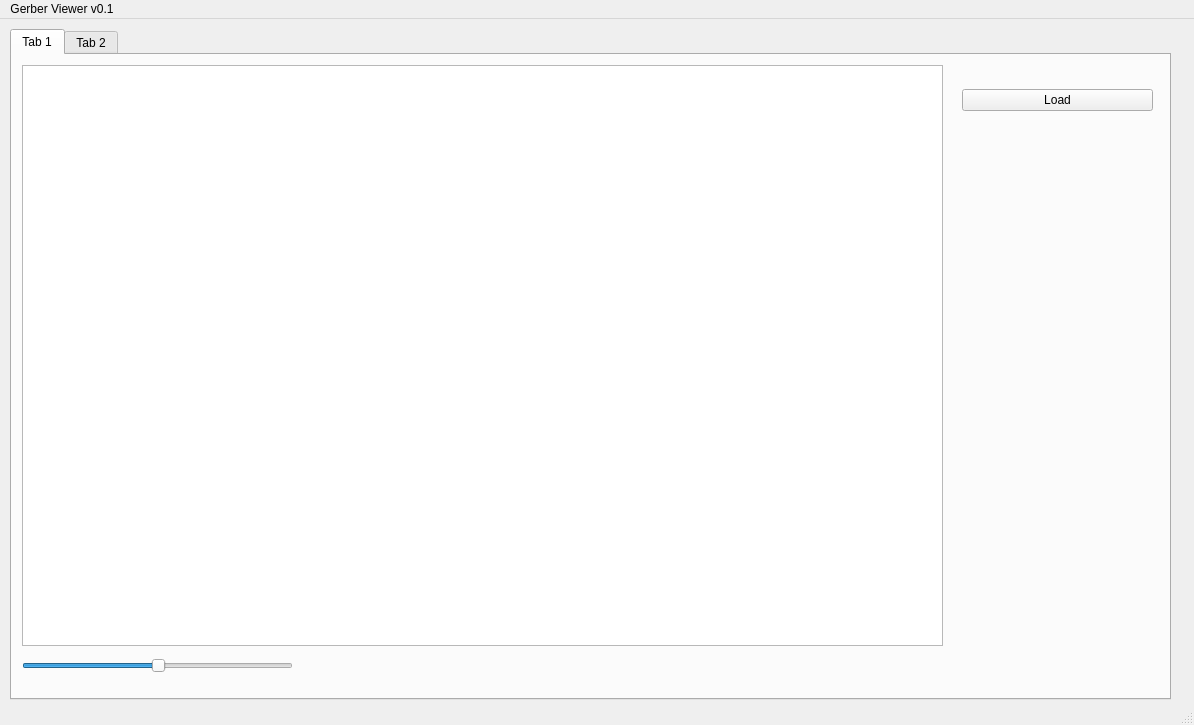
Qt form GerberViewer/GerberViewerGUIinQT/GerberViewer/mainwindow.ui (nikpan1/GerberViewer) before a commit.
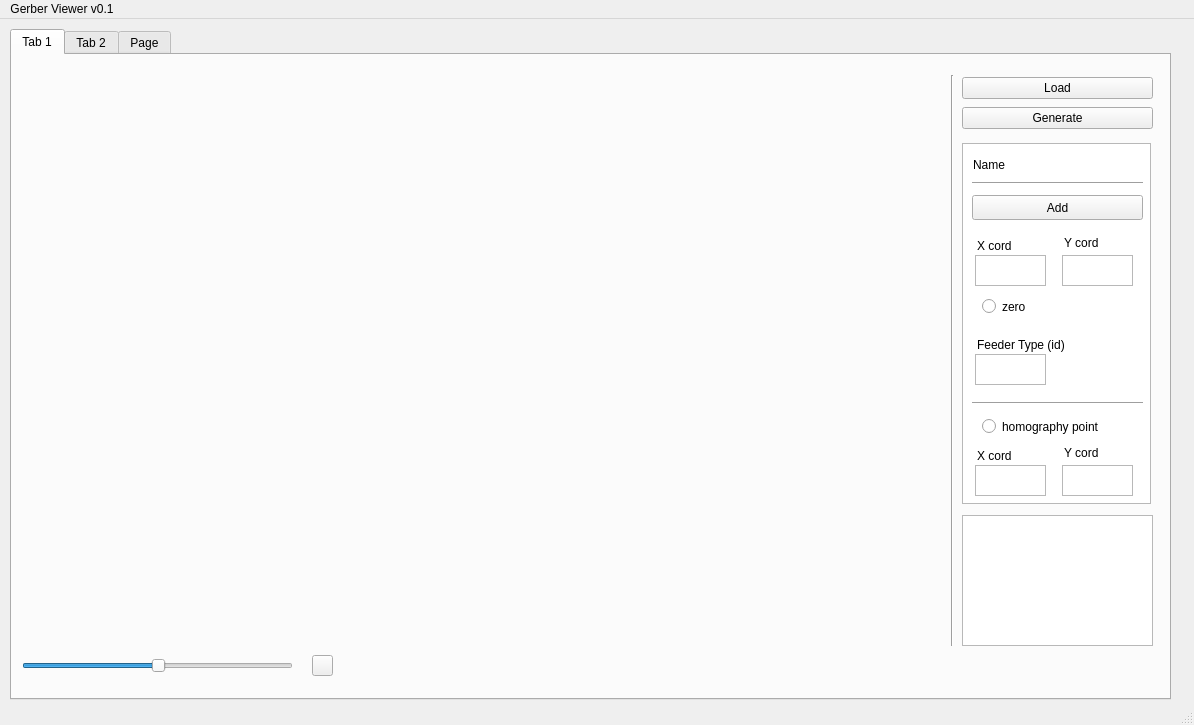
The same form after that commit.

Commit message: origin and mound widgets with movable pointer

Patch:
```diff
--- a/GerberViewer/GerberViewerGUIinQT/GerberViewer/mainwindow.ui
+++ b/GerberViewer/GerberViewerGUIinQT/GerberViewer/mainwindow.ui
@@ -33,28 +33,13 @@
      <widget class="QWidget" name="horizontalLayoutWidget">
       <property name="geometry">
        <rect>
-        <x>10</x>
-        <y>10</y>
-        <width>921</width>
-        <height>581</height>
+        <x>20</x>
+        <y>20</y>
+        <width>911</width>
+        <height>571</height>
        </rect>
       </property>
-      <layout class="QHBoxLayout" name="box">
-       <item>
-        <widget class="QGraphicsView" name="canvas"/>
-       </item>
-      </layout>
-     </widget>
-     <widget class="QWidget" name="horizontalLayoutWidget_2">
-      <property name="geometry">
-       <rect>
-        <x>950</x>
-        <y>100</y>
-        <width>191</width>
-        <height>251</height>
-       </rect>
-      </property>
-      <layout class="QHBoxLayout" name="horizontalLayout_4"/>
+      <layout class="QHBoxLayout" name="box"/>
      </widget>
      <widget class="QWidget" name="verticalLayoutWidget">
       <property name="geometry">
@@ -62,7 +47,7 @@
         <x>950</x>
         <y>20</y>
         <width>191</width>
-        <height>51</height>
+        <height>58</height>
        </rect>
       </property>
       <layout class="QVBoxLayout" name="verticalLayout">
@@ -73,6 +58,13 @@
          </property>
         </widget>
        </item>
+       <item>
+        <widget class="QPushButton" name="pushButton_2">
+         <property name="text">
+          <string>Generate</string>
+         </property>
+        </widget>
+       </item>
       </layout>
      </widget>
      <widget class="QSlider" name="ZoomIn">
@@ -94,13 +86,246 @@
      <widget class="QWidget" name="formLayoutWidget">
       <property name="geometry">
        <rect>
-        <x>949</x>
-        <y>369</y>
+        <x>950</x>
+        <y>460</y>
         <width>191</width>
-        <height>221</height>
+        <height>131</height>
        </rect>
       </property>
-      <layout class="QFormLayout" name="formLayout"/>
+      <layout class="QHBoxLayout" name="horizontalLayout_5">
+       <item>
+        <widget class="QGraphicsView" name="canvas"/>
+       </item>
+      </layout>
+     </widget>
+     <widget class="Line" name="line">
+      <property name="geometry">
+       <rect>
+        <x>930</x>
+        <y>20</y>
+        <width>20</width>
+        <height>571</height>
+       </rect>
+      </property>
+      <property name="orientation">
+       <enum>Qt::Vertical</enum>
+      </property>
+     </widget>
+     <widget class="QGraphicsView" name="canvas_2">
+      <property name="geometry">
+       <rect>
+        <x>950</x>
+        <y>88</y>
+        <width>189</width>
+        <height>361</height>
+       </rect>
+      </property>
+     </widget>
+     <widget class="QLabel" name="label">
+      <property name="geometry">
+       <rect>
+        <x>961</x>
+        <y>99</y>
+        <width>161</width>
+        <height>21</height>
+       </rect>
+      </property>
+      <property name="text">
+       <string>Name</string>
+      </property>
+     </widget>
+     <widget class="QPushButton" name="addPosButton">
+      <property name="geometry">
+       <rect>
+        <x>960</x>
+        <y>140</y>
+        <width>171</width>
+        <height>25</height>
+       </rect>
+      </property>
+      <property name="text">
+       <string>Add</string>
+      </property>
+     </widget>
+     <widget class="Line" name="line_2">
+      <property name="geometry">
+       <rect>
+        <x>960</x>
+        <y>120</y>
+        <width>171</width>
+        <height>16</height>
+       </rect>
+      </property>
+      <property name="orientation">
+       <enum>Qt::Horizontal</enum>
+      </property>
+     </widget>
+     <widget class="QTextEdit" name="x_text">
+      <property name="geometry">
+       <rect>
+        <x>963</x>
+        <y>200</y>
+        <width>71</width>
+        <height>31</height>
+       </rect>
+      </property>
+     </widget>
+     <widget class="QLabel" name="label_2">
+      <property name="geometry">
+       <rect>
+        <x>965</x>
+        <y>181</y>
+        <width>70</width>
+        <height>20</height>
+       </rect>
+      </property>
+      <property name="text">
+       <string>X cord</string>
+      </property>
+     </widget>
+     <widget class="QLabel" name="label_3">
+      <property name="geometry">
+       <rect>
+        <x>1052</x>
+        <y>178</y>
+        <width>61</width>
+        <height>20</height>
+       </rect>
+      </property>
+      <property name="text">
+       <string>Y cord</string>
+      </property>
+     </widget>
+     <widget class="QTextEdit" name="y_text">
+      <property name="geometry">
+       <rect>
+        <x>1050</x>
+        <y>200</y>
+        <width>71</width>
+        <height>31</height>
+       </rect>
+      </property>
+     </widget>
+     <widget class="QRadioButton" name="isZero">
+      <property name="geometry">
+       <rect>
+        <x>970</x>
+        <y>240</y>
+        <width>91</width>
+        <height>23</height>
+       </rect>
+      </property>
+      <property name="text">
+       <string>zero</string>
+      </property>
+     </widget>
+     <widget class="QRadioButton" name="isHomography">
+      <property name="geometry">
+       <rect>
+        <x>970</x>
+        <y>360</y>
+        <width>151</width>
+        <height>23</height>
+       </rect>
+      </property>
+      <property name="text">
+       <string>homography point</string>
+      </property>
+     </widget>
+     <widget class="QLabel" name="label_4">
+      <property name="geometry">
+       <rect>
+        <x>1052</x>
+        <y>388</y>
+        <width>61</width>
+        <height>20</height>
+       </rect>
+      </property>
+      <property name="text">
+       <string>Y cord</string>
+      </property>
+     </widget>
+     <widget class="QTextEdit" name="x_text_homo">
+      <property name="geometry">
+       <rect>
+        <x>963</x>
+        <y>410</y>
+        <width>71</width>
+        <height>31</height>
+       </rect>
+      </property>
+     </widget>
+     <widget class="QLabel" name="label_5">
+      <property name="geometry">
+       <rect>
+        <x>965</x>
+        <y>391</y>
+        <width>70</width>
+        <height>20</height>
+       </rect>
+      </property>
+      <property name="text">
+       <string>X cord</string>
+      </property>
+     </widget>
+     <widget class="QTextEdit" name="y_text_homo">
+      <property name="geometry">
+       <rect>
+        <x>1050</x>
+        <y>410</y>
+        <width>71</width>
+        <height>31</height>
+       </rect>
+      </property>
+     </widget>
+     <widget class="Line" name="line_3">
+      <property name="geometry">
+       <rect>
+        <x>960</x>
+        <y>340</y>
+        <width>171</width>
+        <height>16</height>
+       </rect>
+      </property>
+      <property name="orientation">
+       <enum>Qt::Horizontal</enum>
+      </property>
+     </widget>
+     <widget class="QTextEdit" name="feeder_text">
+      <property name="geometry">
+       <rect>
+        <x>963</x>
+        <y>299</y>
+        <width>71</width>
+        <height>31</height>
+       </rect>
+      </property>
+     </widget>
+     <widget class="QLabel" name="label_6">
+      <property name="geometry">
+       <rect>
+        <x>965</x>
+        <y>280</y>
+        <width>91</width>
+        <height>20</height>
+       </rect>
+      </property>
+      <property name="text">
+       <string>Feeder Type (id)</string>
+      </property>
+     </widget>
+     <widget class="QPushButton" name="pointer">
+      <property name="geometry">
+       <rect>
+        <x>300</x>
+        <y>600</y>
+        <width>21</width>
+        <height>21</height>
+       </rect>
+      </property>
+      <property name="text">
+       <string/>
+      </property>
      </widget>
     </widget>
     <widget class="QWidget" name="tab_2">
@@ -185,6 +410,64 @@
       </property>
      </widget>
     </widget>
+    <widget class="QWidget" name="tab">
+     <attribute name="title">
+      <string>Page</string>
+     </attribute>
+     <widget class="QTableWidget" name="pos_table">
+      <property name="geometry">
+       <rect>
+        <x>20</x>
+        <y>20</y>
+        <width>831</width>
+        <height>591</height>
+       </rect>
+      </property>
+      <row/>
+      <row/>
+      <row/>
+      <column>
+       <property name="text">
+        <string>Id</string>
+       </property>
+      </column>
+      <column>
+       <property name="text">
+        <string>Feeder Type</string>
+       </property>
+      </column>
+      <column>
+       <property name="text">
+        <string>X Pos</string>
+       </property>
+      </column>
+      <column>
+       <property name="text">
+        <string>Y Pos</string>
+       </property>
+      </column>
+      <column>
+       <property name="text">
+        <string>IsZero</string>
+       </property>
+      </column>
+      <column>
+       <property name="text">
+        <string>IsHomography</string>
+       </property>
+      </column>
+      <column>
+       <property name="text">
+        <string>X Pos Hom.</string>
+       </property>
+      </column>
+      <column>
+       <property name="text">
+        <string>Y Pos Hom.</string>
+       </property>
+      </column>
+     </widget>
+    </widget>
    </widget>
   </widget>
   <widget class="QMenuBar" name="menubar">
```
Left out of the diff: 24 changed lines with no effect on the pictures. The commit also changes 6 other files.
